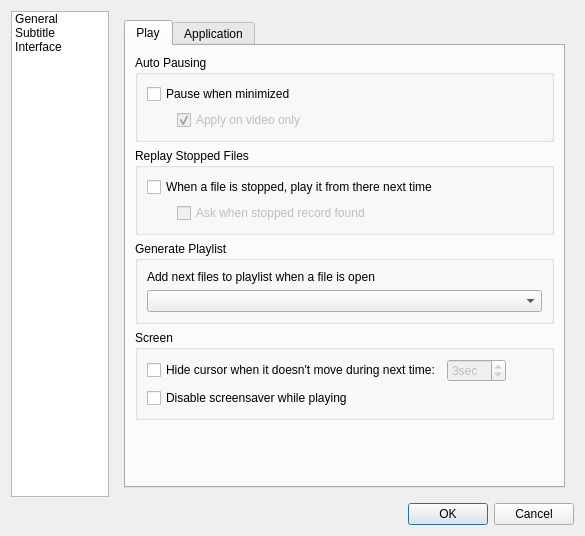
This is src/cmplayer/ui/pref_dialog.ui in bylee20/cmplayer-kldp.net as Qt 5 draws it before an edit. The edited form follows.
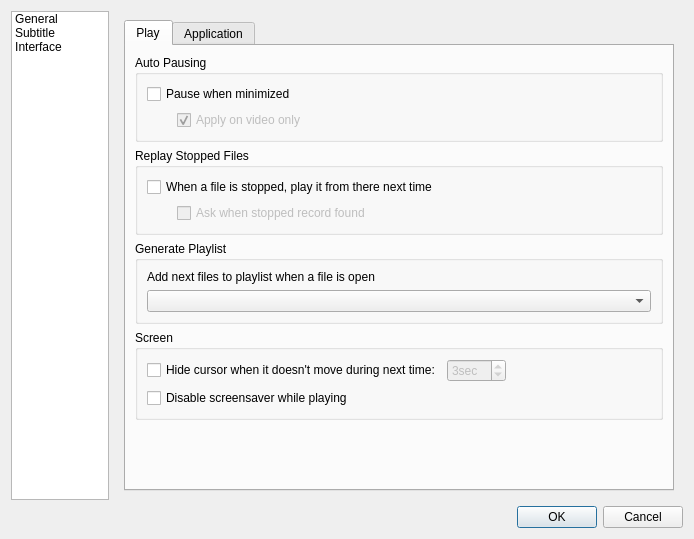
This is the edited form. Icons and pictures are not drawn. Custom widgets are drawn as their Qt base class.

```diff
--- a/src/cmplayer/ui/pref_dialog.ui
+++ b/src/cmplayer/ui/pref_dialog.ui
@@ -6,8 +6,8 @@
    <rect>
     <x>0</x>
     <y>0</y>
-    <width>579</width>
-    <height>536</height>
+    <width>694</width>
+    <height>539</height>
    </rect>
   </property>
   <property name="windowTitle">
@@ -271,11 +271,28 @@
                  </layout>
                 </item>
                 <item>
-                 <widget class="QCheckBox" name="disableSS">
-                  <property name="text">
-                   <string>Disable screensaver while playing</string>
-                  </property>
-                 </widget>
+                 <layout class="QHBoxLayout" name="horizontalLayout_4">
+                  <item>
+                   <widget class="QCheckBox" name="disableSS">
+                    <property name="text">
+                     <string>Disable screensaver while playing</string>
+                    </property>
+                   </widget>
+                  </item>
+                  <item>
+                   <spacer name="horizontalSpacer_8">
+                    <property name="orientation">
+                     <enum>Qt::Horizontal</enum>
+                    </property>
+                    <property name="sizeHint" stdset="0">
+                     <size>
+                      <width>40</width>
+                      <height>20</height>
+                     </size>
+                    </property>
+                   </spacer>
+                  </item>
+                 </layout>
                 </item>
                </layout>
               </widget>
```
Left out of the diff: 38 changed lines with no effect on the pictures.
